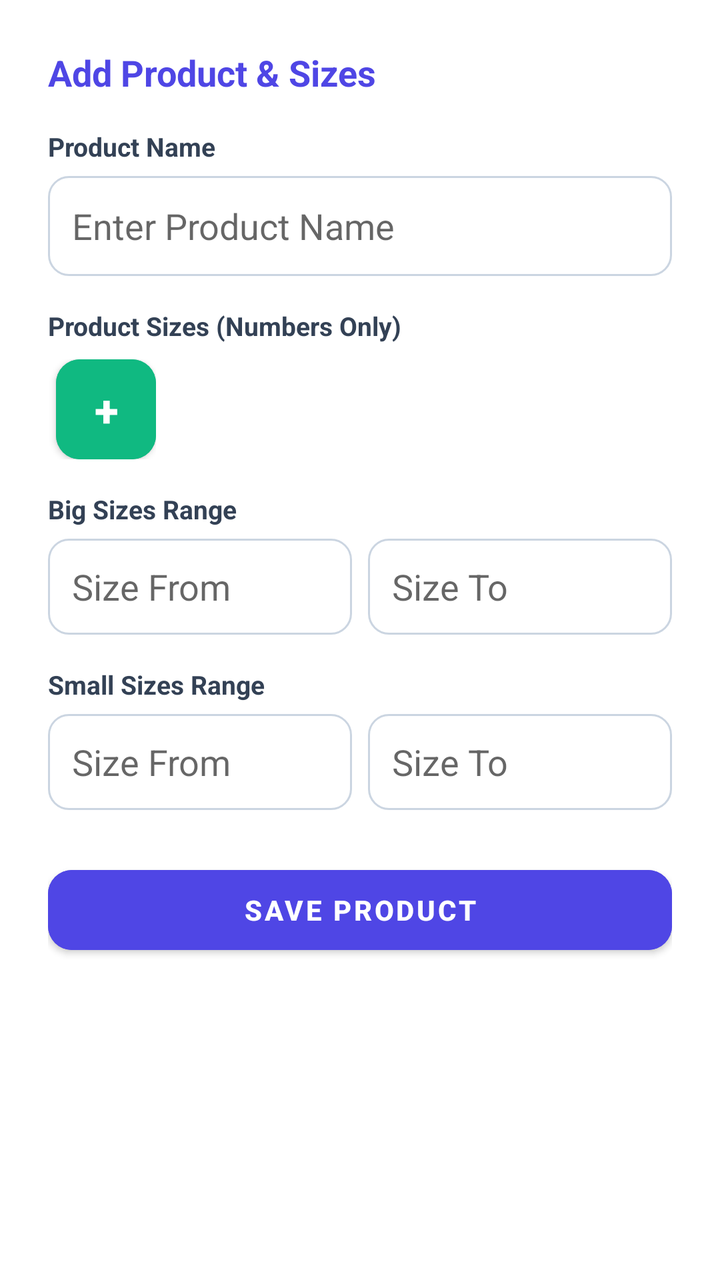
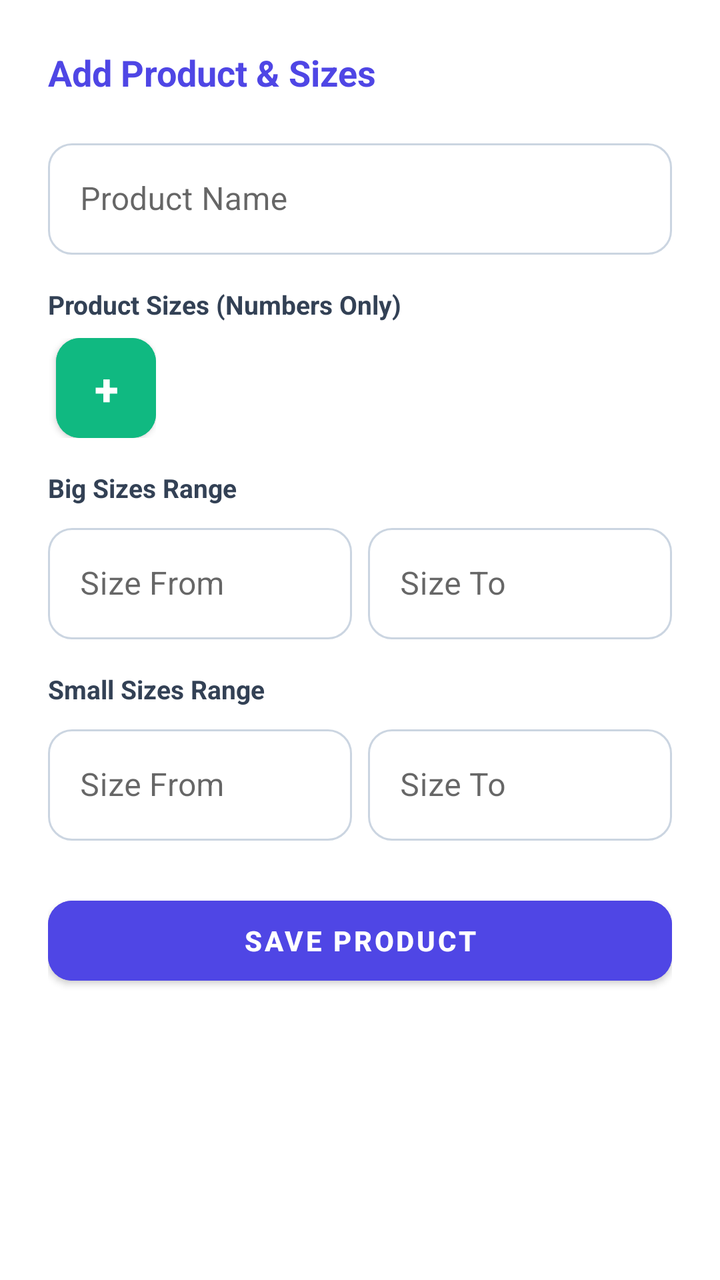

Before-and-after screenshots of an Android layout around one commit, followed by the original layout XML and the change that was made.
<!-- AndroidManifest.xml: application theme Theme.MaterialComponents.DayNight.NoActionBar -->
<!-- res/layout/dialog_product_config.xml -->
<?xml version="1.0" encoding="utf-8"?>
<ScrollView xmlns:android="http://schemas.android.com/apk/res/android"
    xmlns:app="http://schemas.android.com/apk/res-auto"
    android:layout_width="match_parent"
    android:layout_height="wrap_content"
    android:background="@drawable/bg_dialog_rounded"
    android:padding="24dp">

    <LinearLayout
        android:layout_width="match_parent"
        android:layout_height="wrap_content"
        android:orientation="vertical">

        <TextView
            android:layout_width="wrap_content"
            android:layout_height="wrap_content"
            android:text="Add Product &amp; Sizes"
            android:textSize="18sp"
            android:textStyle="bold"
            android:textColor="#4F46E5"
            android:layout_marginBottom="16dp"/>

        <TextView 
            android:layout_width="wrap_content"
            android:layout_height="wrap_content"
            android:text="Product Name" 
            android:textSize="13sp"
            android:textStyle="bold" 
            android:textColor="#334155"
            android:layout_marginBottom="6dp"/>
        <EditText
            android:id="@+id/etProductName"
            android:layout_width="match_parent"
            android:layout_height="50dp"
            android:hint="Enter Product Name"
            android:paddingHorizontal="12dp"
            android:inputType="textCapWords"
            android:singleLine="true"
            android:maxLines="1"
            android:imeOptions="actionNext"
            android:background="@drawable/bg_rounded_edittext"
            android:layout_marginBottom="16dp"/>

        <TextView 
            android:layout_width="wrap_content"
            android:layout_height="wrap_content"
            android:text="Product Sizes (Numbers Only)" 
            android:textSize="13sp"
            android:textStyle="bold" 
            android:textColor="#334155"
            android:layout_marginBottom="8dp"/>

        
        <HorizontalScrollView
            android:layout_width="match_parent"
            android:layout_height="wrap_content"
            android:scrollbars="none"
            android:layout_marginBottom="16dp">

            <LinearLayout
                android:layout_width="wrap_content"
                android:layout_height="wrap_content"
                android:orientation="horizontal"
                android:gravity="center_vertical">

                <LinearLayout
                    android:id="@+id/layoutSizeRows"
                    android:layout_width="wrap_content"
                    android:layout_height="wrap_content"
                    android:orientation="horizontal"
                    android:gravity="center_vertical"/>

                <com.google.android.material.button.MaterialButton
                    android:id="@+id/btnAddSize"
                    android:layout_width="50dp"
                    android:layout_height="50dp"
                    android:text="+"
                    android:textSize="22sp"
                    android:textStyle="bold"
                    android:insetLeft="0dp"
                    android:insetTop="0dp"
                    android:insetRight="0dp"
                    android:insetBottom="0dp"
                    android:padding="0dp"
                    android:backgroundTint="#10B981"
                    android:textColor="#FFFFFF"
                    app:cornerRadius="12dp"
                    android:layout_marginStart="4dp"/>
            </LinearLayout>
        </HorizontalScrollView>

        <TextView 
            android:layout_width="wrap_content"
            android:layout_height="wrap_content"
            android:text="Big Sizes Range" 
            android:textSize="13sp"
            android:textStyle="bold" 
            android:textColor="#334155"
            android:layout_marginBottom="6dp"/>
        <LinearLayout
            android:layout_width="match_parent"
            android:layout_height="wrap_content"
            android:orientation="horizontal"
            android:layout_marginBottom="16dp">
            <EditText
                android:id="@+id/etBigFrom"
                android:layout_width="0dp"
                android:layout_height="48dp"
                android:layout_weight="1"
                android:hint="Size From"
                android:inputType="number"
                android:singleLine="true"
                android:imeOptions="actionNext"
                android:paddingHorizontal="12dp"
                android:background="@drawable/bg_rounded_edittext"
                android:layout_marginRight="8dp"/>
            <EditText
                android:id="@+id/etBigTo"
                android:layout_width="0dp"
                android:layout_height="48dp"
                android:layout_weight="1"
                android:hint="Size To"
                android:inputType="number"
                android:singleLine="true"
                android:imeOptions="actionNext"
                android:paddingHorizontal="12dp"
                android:background="@drawable/bg_rounded_edittext"/>
        </LinearLayout>

        <TextView 
            android:layout_width="wrap_content"
            android:layout_height="wrap_content"
            android:text="Small Sizes Range" 
            android:textSize="13sp"
            android:textStyle="bold" 
            android:textColor="#334155"
            android:layout_marginBottom="6dp"/>
        <LinearLayout
            android:layout_width="match_parent"
            android:layout_height="wrap_content"
            android:orientation="horizontal"
            android:layout_marginBottom="24dp">
            <EditText
                android:id="@+id/etSmallFrom"
                android:layout_width="0dp"
                android:layout_height="48dp"
                android:layout_weight="1"
                android:hint="Size From"
                android:inputType="number"
                android:singleLine="true"
                android:imeOptions="actionNext"
                android:paddingHorizontal="12dp"
                android:background="@drawable/bg_rounded_edittext"
                android:layout_marginRight="8dp"/>
            <EditText
                android:id="@+id/etSmallTo"
                android:layout_width="0dp"
                android:layout_height="48dp"
                android:layout_weight="1"
                android:hint="Size To"
                android:inputType="number"
                android:singleLine="true"
                android:imeOptions="actionDone"
                android:paddingHorizontal="12dp"
                android:background="@drawable/bg_rounded_edittext"/>
        </LinearLayout>

        <Button
            android:id="@+id/btnSaveProduct"
            android:layout_width="match_parent"
            android:layout_height="52dp"
            android:text="Save Product"
            android:textStyle="bold"
            android:backgroundTint="#4F46E5"
            android:textColor="#FFFFFF"
            app:cornerRadius="12dp"/>

    </LinearLayout>
</ScrollView>
<!-- resources referenced by this layout -->
<resources>
  <!-- drawable bg_dialog_rounded (drawable) -->
  <?xml version="1.0" encoding="utf-8"?>
  <shape xmlns:android="http://schemas.android.com/apk/res/android"
      android:shape="rectangle">
      <solid android:color="#FFFFFF"/>
      <corners android:radius="20dp"/>
  </shape>
  <!-- drawable bg_rounded_edittext (drawable) -->
  <?xml version="1.0" encoding="utf-8"?>
  <shape xmlns:android="http://schemas.android.com/apk/res/android"
      android:shape="rectangle">
      <solid android:color="#FFFFFF"/>
      <corners android:radius="10dp"/>
      <stroke android:width="1dp" android:color="#CBD5E1"/>
  </shape>
</resources>

<!-- the commit's change to res/layout/dialog_product_config.xml (unified diff, before → after) -->
@@ -18,28 +18,29 @@
             android:textSize="18sp"
             android:textStyle="bold"
             android:textColor="#4F46E5"
-            android:layout_marginBottom="16dp"/>
-
-        <TextView 
-            android:layout_width="wrap_content"
-            android:layout_height="wrap_content"
-            android:text="Product Name" 
-            android:textSize="13sp"
-            android:textStyle="bold" 
-            android:textColor="#334155"
-            android:layout_marginBottom="6dp"/>
-        <EditText
-            android:id="@+id/etProductName"
-            android:layout_width="match_parent"
-            android:layout_height="50dp"
-            android:hint="Enter Product Name"
-            android:paddingHorizontal="12dp"
-            android:inputType="textCapWords"
-            android:singleLine="true"
-            android:maxLines="1"
-            android:imeOptions="actionNext"
-            android:background="@drawable/bg_rounded_edittext"
-            android:layout_marginBottom="16dp"/>
+            android:layout_marginBottom="18dp"/>
+
+        <com.google.android.material.textfield.TextInputLayout
+            style="@style/Widget.MaterialComponents.TextInputLayout.OutlinedBox"
+            android:layout_width="match_parent"
+            android:layout_height="wrap_content"
+            android:hint="Product Name"
+            app:boxCornerRadiusTopStart="12dp"
+            app:boxCornerRadiusTopEnd="12dp"
+            app:boxCornerRadiusBottomStart="12dp"
+            app:boxCornerRadiusBottomEnd="12dp"
+            app:boxStrokeColor="@color/box_stroke_selector"
+            app:hintTextColor="@color/box_hint_selector"
+            android:layout_marginBottom="16dp">
+
+            <com.google.android.material.textfield.TextInputEditText
+                android:id="@+id/etProductName"
+                android:layout_width="match_parent"
+                android:layout_height="wrap_content"
+                android:inputType="textCapWords"
+                android:singleLine="true"
+                android:imeOptions="actionNext"/>
+        </com.google.android.material.textfield.TextInputLayout>
 
         <TextView 
             android:layout_width="wrap_content"
@@ -50,7 +51,6 @@
             android:textColor="#334155"
             android:layout_marginBottom="8dp"/>
 
-        
         <HorizontalScrollView
             android:layout_width="match_parent"
             android:layout_height="wrap_content"
@@ -102,29 +102,51 @@
             android:layout_height="wrap_content"
             android:orientation="horizontal"
             android:layout_marginBottom="16dp">
-            <EditText
-                android:id="@+id/etBigFrom"
-                android:layout_width="0dp"
-                android:layout_height="48dp"
+
+            <com.google.android.material.textfield.TextInputLayout
+                style="@style/Widget.MaterialComponents.TextInputLayout.OutlinedBox"
+                android:layout_width="0dp"
+                android:layout_height="wrap_content"
                 android:layout_weight="1"
                 android:hint="Size From"
-                android:inputType="number"
-                android:singleLine="true"
-                android:imeOptions="actionNext"
-                android:paddingHorizontal="12dp"
-                android:background="@drawable/bg_rounded_edittext"
-                android:layout_marginRight="8dp"/>
-            <EditText
-                android:id="@+id/etBigTo"
-                android:layout_width="0dp"
-                android:layout_height="48dp"
+                app:boxCornerRadiusTopStart="12dp"
+                app:boxCornerRadiusTopEnd="12dp"
+                app:boxCornerRadiusBottomStart="12dp"
+                app:boxCornerRadiusBottomEnd="12dp"
+                app:boxStrokeColor="@color/box_stroke_selector"
+                app:hintTextColor="@color/box_hint_selector"
+                android:layout_marginEnd="8dp">
+
+                <com.google.android.material.textfield.TextInputEditText
+                    android:id="@+id/etBigFrom"
+                    android:layout_width="match_parent"
+                    android:layout_height="wrap_content"
+                    android:inputType="number"
+                    android:singleLine="true"
+                    android:imeOptions="actionNext"/>
+            </com.google.android.material.textfield.TextInputLayout>
+
+            <com.google.android.material.textfield.TextInputLayout
+                style="@style/Widget.MaterialComponents.TextInputLayout.OutlinedBox"
+                android:layout_width="0dp"
+                android:layout_height="wrap_content"
                 android:layout_weight="1"
                 android:hint="Size To"
-                android:inputType="number"
-                android:singleLine="true"
-                android:imeOptions="actionNext"
-                android:paddingHorizontal="12dp"
-                android:background="@drawable/bg_rounded_edittext"/>
+                app:boxCornerRadiusTopStart="12dp"
+                app:boxCornerRadiusTopEnd="12dp"
+                app:boxCornerRadiusBottomStart="12dp"
+                app:boxCornerRadiusBottomEnd="12dp"
+                app:boxStrokeColor="@color/box_stroke_selector"
+                app:hintTextColor="@color/box_hint_selector">
+
+                <com.google.android.material.textfield.TextInputEditText
+                    android:id="@+id/etBigTo"
+                    android:layout_width="match_parent"
+                    android:layout_height="wrap_content"
+                    android:inputType="number"
+                    android:singleLine="true"
+                    android:imeOptions="actionNext"/>
+            </com.google.android.material.textfield.TextInputLayout>
         </LinearLayout>
 
         <TextView 
@@ -140,29 +162,51 @@
             android:layout_height="wrap_content"
             android:orientation="horizontal"
             android:layout_marginBottom="24dp">
-            <EditText
-                android:id="@+id/etSmallFrom"
-                android:layout_width="0dp"
-                android:layout_height="48dp"
+
+            <com.google.android.material.textfield.TextInputLayout
+                style="@style/Widget.MaterialComponents.TextInputLayout.OutlinedBox"
+                android:layout_width="0dp"
+                android:layout_height="wrap_content"
                 android:layout_weight="1"
                 android:hint="Size From"
-                android:inputType="number"
-                android:singleLine="true"
-                android:imeOptions="actionNext"
-                android:paddingHorizontal="12dp"
-                android:background="@drawable/bg_rounded_edittext"
-                android:layout_marginRight="8dp"/>
-            <EditText
-                android:id="@+id/etSmallTo"
-                android:layout_width="0dp"
-                android:layout_height="48dp"
+                app:boxCornerRadiusTopStart="12dp"
+                app:boxCornerRadiusTopEnd="12dp"
+                app:boxCornerRadiusBottomStart="12dp"
+                app:boxCornerRadiusBottomEnd="12dp"
+                app:boxStrokeColor="@color/box_stroke_selector"
+                app:hintTextColor="@color/box_hint_selector"
+                android:layout_marginEnd="8dp">
+
+                <com.google.android.material.textfield.TextInputEditText
+                    android:id="@+id/etSmallFrom"
+                    android:layout_width="match_parent"
+                    android:layout_height="wrap_content"
+                    android:inputType="number"
+                    android:singleLine="true"
+                    android:imeOptions="actionNext"/>
+            </com.google.android.material.textfield.TextInputLayout>
+
+            <com.google.android.material.textfield.TextInputLayout
+                style="@style/Widget.MaterialComponents.TextInputLayout.OutlinedBox"
+                android:layout_width="0dp"
+                android:layout_height="wrap_content"
                 android:layout_weight="1"
                 android:hint="Size To"
-                android:inputType="number"
-                android:singleLine="true"
-                android:imeOptions="actionDone"
-                android:paddingHorizontal="12dp"
-                android:background="@drawable/bg_rounded_edittext"/>
+                app:boxCornerRadiusTopStart="12dp"
+                app:boxCornerRadiusTopEnd="12dp"
+                app:boxCornerRadiusBottomStart="12dp"
+                app:boxCornerRadiusBottomEnd="12dp"
+                app:boxStrokeColor="@color/box_stroke_selector"
+                app:hintTextColor="@color/box_hint_selector">
+
+                <com.google.android.material.textfield.TextInputEditText
+                    android:id="@+id/etSmallTo"
+                    android:layout_width="match_parent"
+                    android:layout_height="wrap_content"
+                    android:inputType="number"
+                    android:singleLine="true"
+                    android:imeOptions="actionDone"/>
+            </com.google.android.material.textfield.TextInputLayout>
         </LinearLayout>
 
         <Button
<!-- resource entries referenced after the edit -->
@@ -7,13 +7,5 @@
       <solid android:color="#FFFFFF"/>
       <corners android:radius="20dp"/>
   </shape>
-  <!-- drawable bg_rounded_edittext (drawable) -->
-  <?xml version="1.0" encoding="utf-8"?>
-  <shape xmlns:android="http://schemas.android.com/apk/res/android"
-      android:shape="rectangle">
-      <solid android:color="#FFFFFF"/>
-      <corners android:radius="10dp"/>
-      <stroke android:width="1dp" android:color="#CBD5E1"/>
-  </shape>
 </resources>
 
